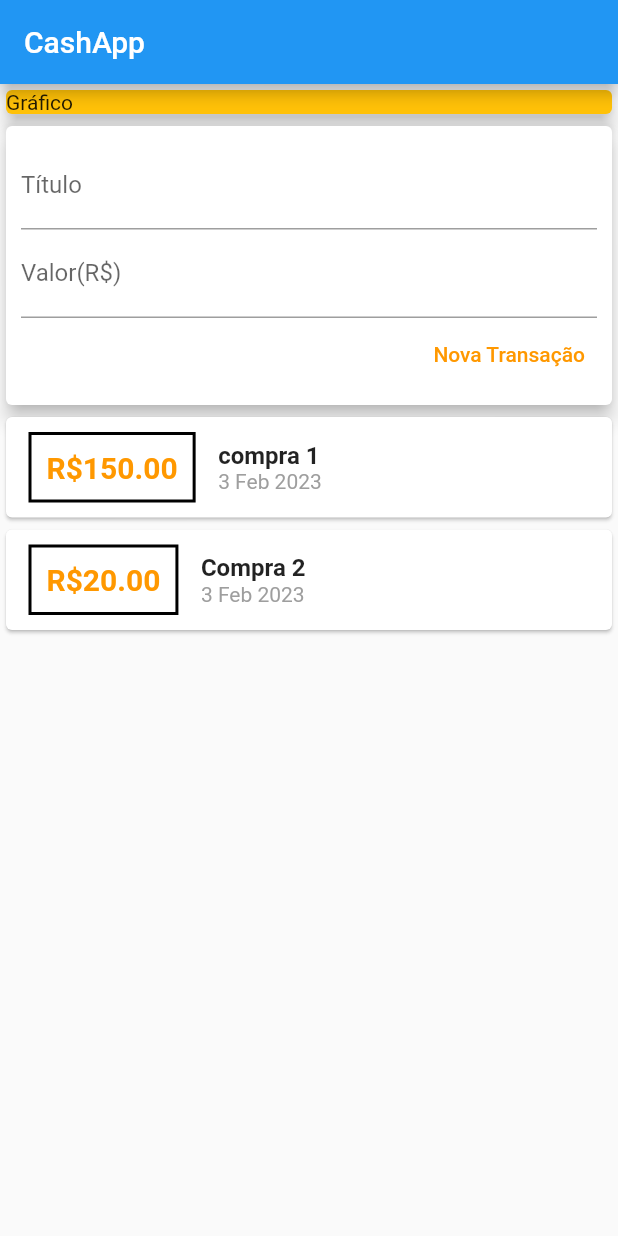
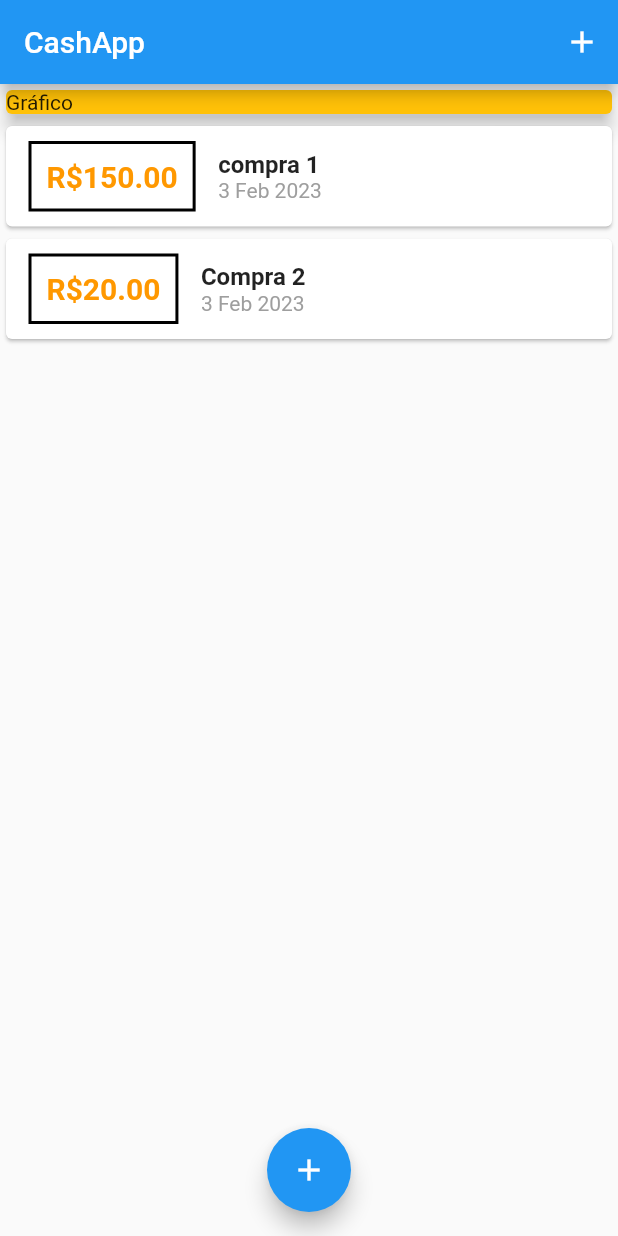
Before and after one commit to GuiVideira/projeto_Cash, a Flutter app: the screen it shows after launch, on a phone screen of 412 x 824 dp. Run offline on Flutter 3.47's test engine with Material 2 defaults, Android fonts, the light colour scheme and no system bars.

Commit message:
terceiro commit, adição de botões e exlucão de arquivo.

```diff
--- a/lib/components/transaction_list.dart
+++ b/lib/components/transaction_list.dart
@@ -12,9 +12,10 @@ class TransactionList extends StatelessWidget {
   Widget build(BuildContext context) {
     return Container(
       height:300,
-      child: SingleChildScrollView(
-        child: Column(
-                  children: transactions.map((tr) {
+      child: ListView.builder(
+        itemCount: transactions.length,
+        itemBuilder: (ctx, index){
+          final tr = transactions[index];
           return Card(
                     child: Row(
                       children: <Widget>[
@@ -61,8 +62,7 @@ class TransactionList extends StatelessWidget {
                       ],
                   )
                 );//Foi feito uma para que apareça as informações que faltavam,
-                  }).toList(),//utilizei a função map para transofrmar objetos não visuais(a lista de transações ) para objetos visuais
-                ),
+        },
               )
     );
   }
--- a/lib/components/transaction_user.dart
+++ /dev/null
@@ -1,57 +0,0 @@
-import 'dart:math';
-
-import 'package:flutter/material.dart';
-import 'transaction_form.dart';
-import 'transaction_list.dart';
-import '../models/transaction.dart';
-
-class TransactionUser extends StatefulWidget {
-  const TransactionUser({super.key});
-
-  @override
-  State<TransactionUser> createState() => _TransactionUserState();
-}
-
-class _TransactionUserState extends State<TransactionUser> {
-  //Uma lista para ter alguns dados exibidos no começo, por isso o final, não será alterada, por enquanto
-  final _transactions = [
-    Transaction(
-      id: 't1',
-      title: 'compra 1',
-      value: 150.00,
-      date: DateTime.now(),
-    ),
-    Transaction(
-      id: 't12',
-      title: 'Compra 2',
-      value: 20.00,
-      date: DateTime.now(),
-    ),
-  ];
-
-    _addTransaction(String title, double value) {
-
-      final newTransaction = Transaction(
-        id: Random().nextDouble().toString(),
-        title: title,
-        value:value,
-        date: DateTime.now(),
-      );
-
-      setState(() {
-        _transactions.add(newTransaction);
-      });
-    }
-
-
-
-  @override
-  Widget build(BuildContext context) {
-    return Column(
-      children: <Widget>[
-        TransactionForm(_addTransaction),
-        TransactionList(_transactions),
-      ],
-    );
-  }
-}
--- a/lib/main.dart
+++ b/lib/main.dart
@@ -1,5 +1,9 @@
+import 'package:cash/components/transaction_form.dart';
 import 'package:flutter/material.dart';
-import './components/transaction_user.dart';
+import 'dart:math';
+import '/components/transaction_form.dart';
+import '/components/transaction_list.dart';
+import 'models/transaction.dart';
 main() => runApp(const CashApp());
 
 
@@ -24,19 +28,62 @@ class HomePage extends StatefulWidget {
 
 class _HomePageState extends State<HomePage> {
 
+  final _transactions = [
+    Transaction(
+      id: 't1',
+      title: 'compra 1',
+      value: 150.00,
+      date: DateTime.now(),
+    ),
+    Transaction(
+      id: 't12',
+      title: 'Compra 2',
+      value: 20.00,
+      date: DateTime.now(),
+    ),
+  ];
 
+
+    _addTransaction(String title, double value) {
+
+      final newTransaction = Transaction(
+        id: Random().nextDouble().toString(),
+        title: title,
+        value:value,
+        date: DateTime.now(),
+      );
+
+      setState(() {
+        _transactions.add(newTransaction);
+      });
+    }
+
+  _openTransactionFormModal(BuildContext context){
+    showModalBottomSheet(
+      context: context,
+      builder: (_) {
+        return TransactionForm(_addTransaction);
+      }
+      );
+  }
 
   @override
   Widget build(BuildContext context) {
     return Scaffold(
       appBar: AppBar(
         title:const Text('CashApp'),
+        actions: <Widget>[
+          IconButton(
+            icon: Icon(Icons.add),
+            onPressed: () => _openTransactionFormModal(context),
+          )
+        ],
       ),
       body: SingleChildScrollView(
         child: Column(
           crossAxisAlignment: CrossAxisAlignment.stretch,
-          children: const <Widget>[
-              SizedBox(
+          children: <Widget>[
+              const SizedBox(
                 width: double.infinity,
                 child: Card(
                   color: Colors.amber,
@@ -44,10 +91,15 @@ class _HomePageState extends State<HomePage> {
                   elevation: 5,
                   ),
               ),
-               TransactionUser(),
+              TransactionList(_transactions),
           ]
         ),
       ),
+      floatingActionButton: FloatingActionButton(
+        child: Icon(Icons.add),
+        onPressed: () => _openTransactionFormModal(context),
+      ),
+      floatingActionButtonLocation: FloatingActionButtonLocation.centerFloat,
     );
   }
 }
```
Also changed, not shown: lib/components/transaction_form.dart (+16 -6 lines). Lines whose indentation alone changed are shown as unchanged.
